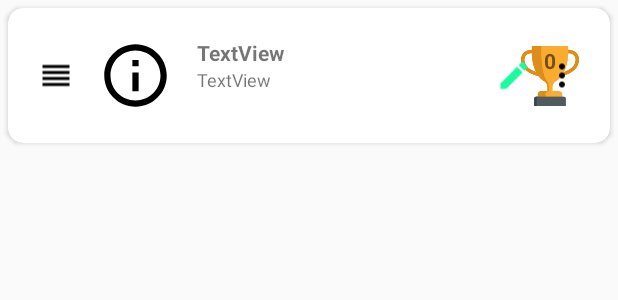
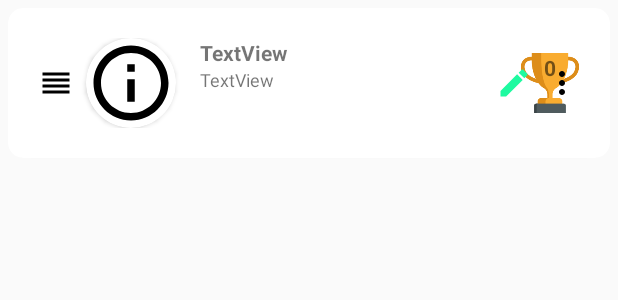
Before and after one commit to oliexdev/openWorkout, an Android app: the layout item_training.xml on its own in the app's theme, with its tools: preview values and no code run, on a phone screen of 412 x 824 dp. Shown: the top 300 px of the screen. Run offline under Robolectric (Android 15) with nearby library versions, the phone set to English and light mode, and no system bars.

Commit message:
set default images and videos

```diff
--- a/app/src/main/java/com/health/openworkout/core/datatypes/TrainingPlan.java
+++ b/app/src/main/java/com/health/openworkout/core/datatypes/TrainingPlan.java
@@ -11,6 +11,7 @@ import androidx.room.Entity;
 import androidx.room.Ignore;
 import androidx.room.PrimaryKey;
 
+import com.health.openworkout.R;
 import com.health.openworkout.core.OpenWorkout;
 
 import java.util.ArrayList;
@@ -42,6 +43,9 @@ public class TrainingPlan implements Comparable<TrainingPlan>, Cloneable {
         orderNr = -1L;
         countFinishedTraining = 0;
         workoutSessions = new ArrayList<>();
+        isImagePathExternal = false;
+        name = "<" + context.getString(R.string.label_blank) + ">";
+        imagePath = "defaultTraining.png";
     }
 
     @Override
--- a/app/src/main/java/com/health/openworkout/core/datatypes/WorkoutItem.java
+++ b/app/src/main/java/com/health/openworkout/core/datatypes/WorkoutItem.java
@@ -55,8 +55,8 @@ public class WorkoutItem implements Comparable<WorkoutItem>, Cloneable {
 
     public WorkoutItem() {
         context = OpenWorkout.getInstance().getContext();
-        name = context.getString(R.string.label_blank);
-        description = context.getString(R.string.label_blank);
+        name = "<" + context.getString(R.string.label_blank) + ">";
+        description = "<" + context.getString(R.string.label_blank) + ">";
         orderNr = -1L;
         prepTime = 5;
         workoutTime = 30;
@@ -65,9 +65,9 @@ public class WorkoutItem implements Comparable<WorkoutItem>, Cloneable {
         isTimeMode = true;
         finished = false;
         isVideoPathExternal = false;
-        videoPath = new String();
+        videoPath = "idle.mp4";
         isImagePathExternal = false;
-        imagePath = new String();
+        imagePath = "idle.png";
     }
 
     @Override
--- a/app/src/main/java/com/health/openworkout/gui/datatypes/TrophyFragment.java
+++ b/app/src/main/java/com/health/openworkout/gui/datatypes/TrophyFragment.java
@@ -61,6 +61,7 @@ public class TrophyFragment extends Fragment {
             public void onClick(View v) {
                 Navigation.findNavController(getActivity(), R.id.nav_host_fragment).navigateUp();
                 Navigation.findNavController(getActivity(), R.id.nav_host_fragment).navigateUp();
+                Navigation.findNavController(getActivity(), R.id.nav_host_fragment).navigateUp();
             }
         });
 
--- a/app/src/main/res/layout/item_training.xml
+++ b/app/src/main/res/layout/item_training.xml
@@ -27,7 +27,7 @@
                 android:layout_height="0dp"
                 android:tint="?attr/colorControlNormal"
                 app:layout_constraintBottom_toBottomOf="parent"
-                app:layout_constraintEnd_toStartOf="@+id/imgView"
+                app:layout_constraintEnd_toStartOf="@+id/roundCardView"
                 app:layout_constraintTop_toTopOf="@+id/nameView"
                 app:srcCompat="@drawable/ic_reorder" />
 
@@ -39,7 +39,7 @@
                 android:text="TextView"
                 android:textStyle="bold"
                 app:layout_constraintEnd_toStartOf="@+id/editView"
-                app:layout_constraintStart_toEndOf="@+id/imgView"
+                app:layout_constraintStart_toEndOf="@+id/roundCardView"
                 app:layout_constraintTop_toTopOf="parent" />
 
             <TextView
@@ -51,18 +51,27 @@
                 android:textSize="12sp"
                 app:layout_constraintEnd_toEndOf="@+id/nameView"
                 app:layout_constraintEnd_toStartOf="@+id/editView"
-                app:layout_constraintStart_toEndOf="@+id/imgView"
+                app:layout_constraintStart_toEndOf="@+id/roundCardView"
                 app:layout_constraintTop_toBottomOf="@+id/nameView" />
 
-            <ImageView
-                android:id="@+id/imgView"
-                android:layout_width="50dp"
-                android:layout_height="50dp"
-                android:layout_marginStart="16dp"
-                app:layout_constraintBottom_toBottomOf="parent"
-                app:layout_constraintStart_toEndOf="@+id/reorderView"
-                app:layout_constraintTop_toTopOf="parent"
-                app:srcCompat="@drawable/ic_info" />
+            <androidx.cardview.widget.CardView
+                android:id="@+id/roundCardView"
+                android:layout_width="60dp"
+                android:layout_height="60dp"
+                android:layout_marginStart="8dp"
+                android:elevation="0dp"
+                app:cardCornerRadius="30dp"
+                app:layout_constraintStart_toEndOf="@id/reorderView"
+                app:layout_constraintTop_toTopOf="parent">
+
+                <ImageView
+                    android:id="@+id/imgView"
+                    android:layout_width="match_parent"
+                    android:layout_height="match_parent"
+                    android:scaleType="centerCrop"
+                    app:srcCompat="@drawable/ic_info" />
+
+            </androidx.cardview.widget.CardView>
 
             <TextView
                 android:id="@+id/trophyView"
@@ -73,9 +82,9 @@
                 android:gravity="center|top"
                 android:text="0"
                 android:textStyle="bold"
-                app:layout_constraintBottom_toBottomOf="@+id/imgView"
+                app:layout_constraintBottom_toBottomOf="@+id/roundCardView"
                 app:layout_constraintEnd_toEndOf="parent"
-                app:layout_constraintTop_toTopOf="@+id/imgView" />
+                app:layout_constraintTop_toTopOf="@+id/roundCardView" />
 
             <ImageView
                 android:id="@+id/editView"
```
Also changed, not shown: app/src/main/assets/image/defaultTraining.png (added), app/src/main/assets/image/female/idle.png (added), app/src/main/assets/image/male/idle.png (added), 2 other files.
